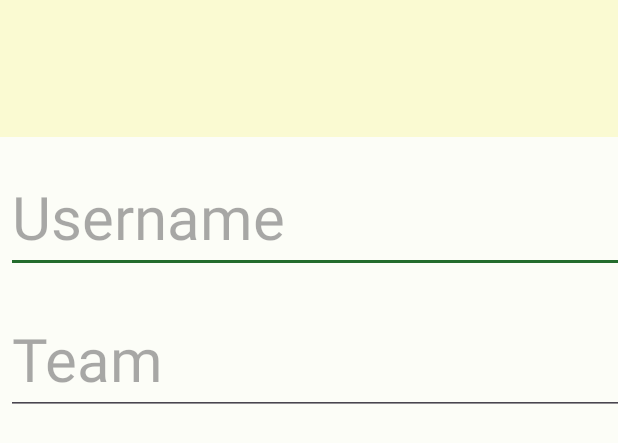
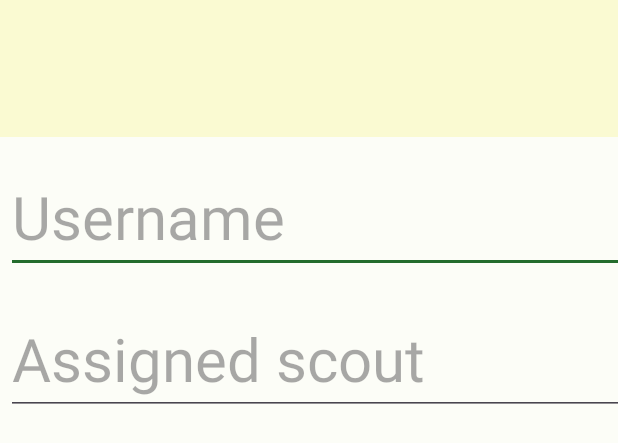
Before and after one commit to icrobotics-team167/2024-Scouting, an Android app: the layout fragment_login.xml on its own in the app's theme, with its tools: preview values and no code run, on a phone screen of 412 x 824 dp. Shown: the top 443 px of the screen. Run offline under Robolectric (Android 15) with nearby library versions, the phone set to English and light mode, and no system bars.

Commit message:
Something to do with assigned scouts
Idk this thing was just here when I opened my computer and I want to switch to the pit scouting branch.

```diff
--- a/app/src/main/java/com/example/cotcscouting/data/model/Info.kt
+++ b/app/src/main/java/com/example/cotcscouting/data/model/Info.kt
@@ -7,5 +7,6 @@ import androidx.room.PrimaryKey
 @Entity(tableName = "info")
 data class Info(
     @PrimaryKey(autoGenerate = true) val uid: Int,
-//    @ColumnInfo()
+    @ColumnInfo(name = "assigned_scout") val assignedScout: String,
+    @ColumnInfo(name = "username") val username: String
 )
--- a/app/src/main/java/com/example/cotcscouting/data/model/InfoDAO.kt
+++ b/app/src/main/java/com/example/cotcscouting/data/model/InfoDAO.kt
@@ -13,8 +13,8 @@ interface InfoDAO {
     @Query("SELECT * FROM `info` WHERE uid IN (:infoIds)")
     fun loadAllByIds(infoIds: IntArray): List<Info>
 
-    @Query("SELECT * FROM `info` WHERE team_number LIKE :teamNumber LIMIT 1")
-    fun findByTeamNumber(teamNumber: Int): Info
+    @Query("SELECT * FROM `info` WHERE assigned_scout LIKE :assignedScout LIMIT 1")
+    fun findByAssignedScout(assignedScout: String): Info
 
     @Insert
     fun insertAll(vararg infos: Info)
--- a/app/src/main/res/layout/fragment_login.xml
+++ b/app/src/main/res/layout/fragment_login.xml
@@ -23,14 +23,14 @@
         android:textSize="40dp" />
 
     <EditText
-        android:id="@+id/team"
+        android:id="@+id/assigned_scout"
         android:layout_width="582dp"
         android:layout_height="wrap_content"
         android:layout_marginLeft="4dp"
         android:layout_marginTop="16dp"
         android:layout_marginRight="4dp"
         android:layout_marginBottom="4dp"
-        android:hint="@string/team"
+        android:hint="@string/assigned_scout"
         android:inputType="text"
         android:textSize="40dp" />
 
--- a/app/src/main/res/values/strings.xml
+++ b/app/src/main/res/values/strings.xml
@@ -79,4 +79,5 @@
     <string name="name_two_red">Name</string>
     <string name="name_three_red">Name</string>
     <string name="team_3_red">Team #3</string>
+    <string name="assigned_scout">Assigned scout</string>
 </resources>
```
